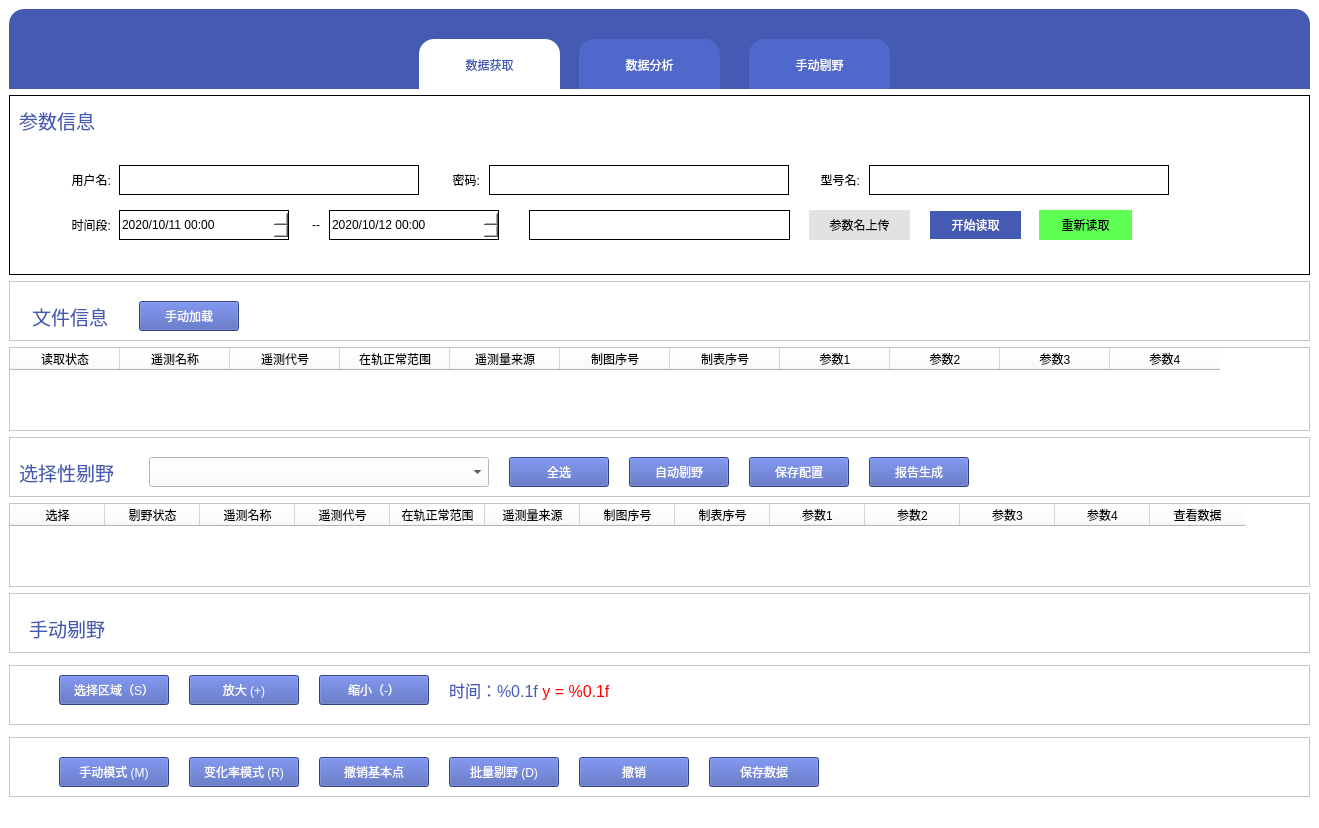
Before: the Qt Designer form interface.ui in Shen-LW/analysis_xp, drawn with Qt 5.
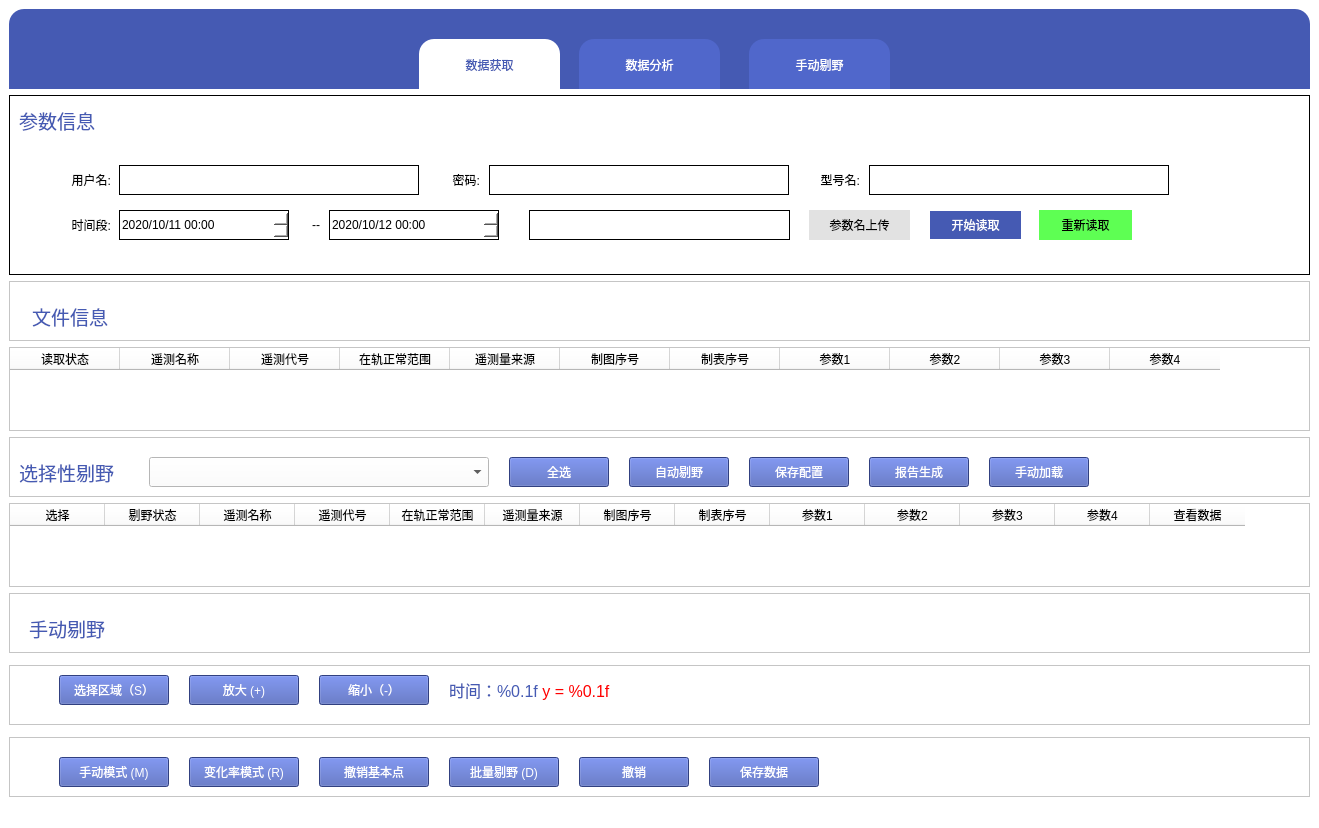
After: the same form once the commit is applied.

Diff of the .ui file:
```diff
--- a/interface.ui
+++ b/interface.ui
@@ -477,23 +477,6 @@
       <property name="frameShadow">
        <enum>QFrame::Raised</enum>
       </property>
-      <widget class="QPushButton" name="open_sdat_btn">
-       <property name="geometry">
-        <rect>
-         <x>130</x>
-         <y>20</y>
-         <width>100</width>
-         <height>30</height>
-        </rect>
-       </property>
-       <property name="styleSheet">
-        <string notr="true">background-color:#455ab3;color:#fff;
-font: 10pt &quot;Microsoft YaHei UI&quot;;</string>
-       </property>
-       <property name="text">
-        <string>手动加载</string>
-       </property>
-      </widget>
       <widget class="QLabel" name="label_2">
        <property name="geometry">
         <rect>
@@ -739,6 +722,23 @@
         <string notr="true">font: 12pt &quot;Microsoft YaHei UI&quot;;</string>
        </property>
       </widget>
+      <widget class="QPushButton" name="open_sdat_btn">
+       <property name="geometry">
+        <rect>
+         <x>980</x>
+         <y>20</y>
+         <width>100</width>
+         <height>30</height>
+        </rect>
+       </property>
+       <property name="styleSheet">
+        <string notr="true">background-color:#455ab3;color:#fff;
+font: 10pt &quot;Microsoft YaHei UI&quot;;</string>
+       </property>
+       <property name="text">
+        <string>手动加载</string>
+       </property>
+      </widget>
      </widget>
     </item>
     <item>
```
